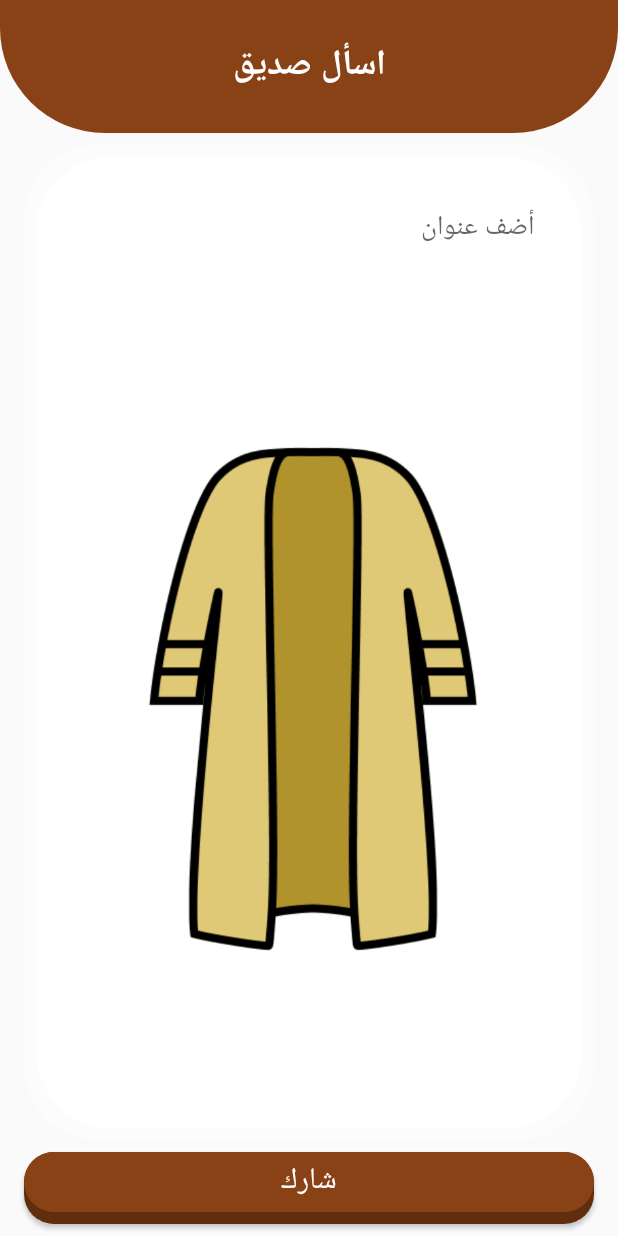
After one commit to anas-stuff/Heritage-word-game-project, an Android app: the ShareActivity screen opened directly, with no data from a screen before it, on a phone screen of 412 x 824 dp. The commit adds this screen. Run offline under Robolectric (Android 15) with nearby library versions, the phone set to English and light mode, and no system bars.

Commit message:
Add a valid share activity

```diff
--- a/app/build.gradle
+++ b/app/build.gradle
@@ -22,6 +22,7 @@ dependencies {
     implementation fileTree(dir: 'libs', include: ['*.jar'])
     implementation 'androidx.appcompat:appcompat:1.1.0-alpha04'
     implementation 'androidx.constraintlayout:constraintlayout:1.1.3'
+    implementation 'com.google.android.material:material:1.4.0'
     testImplementation 'junit:junit:4.12'
     androidTestImplementation 'androidx.test:runner:1.2.0-alpha05'
     androidTestImplementation 'androidx.test.espresso:espresso-core:3.2.0-alpha05'
--- a/app/src/main/AndroidManifest.xml
+++ b/app/src/main/AndroidManifest.xml
@@ -9,6 +9,9 @@
             android:roundIcon="@mipmap/ic_launcher_round"
             android:supportsRtl="true"
             android:theme="@style/AppTheme">
+        <activity
+                android:name=".ShareActivity"
+                android:exported="true" />
         <activity android:name=".MainActivity">
             <intent-filter>
                 <action android:name="android.intent.action.MAIN" />
--- /dev/null
+++ b/app/src/main/java/com/barmej/culturalwords/ShareActivity.java
@@ -0,0 +1,14 @@
+package com.barmej.culturalwords;
+
+import androidx.appcompat.app.AppCompatActivity;
+
+import android.os.Bundle;
+
+public class ShareActivity extends AppCompatActivity {
+
+    @Override
+    protected void onCreate(Bundle savedInstanceState) {
+        super.onCreate(savedInstanceState);
+        setContentView(R.layout.activity_share);
+    }
+}
--- a/app/src/main/res/layout/activity_share.xml
+++ b/app/src/main/res/layout/activity_share.xml
@@ -1,10 +1,9 @@
 <?xml version="1.0" encoding="utf-8"?>
 <androidx.constraintlayout.widget.ConstraintLayout xmlns:android="http://schemas.android.com/apk/res/android"
+        xmlns:tools="http://schemas.android.com/tools"
         xmlns:app="http://schemas.android.com/apk/res-auto"
-        xmlns:tools="http://schemas.android.com/tools"
         android:layout_width="match_parent"
         android:layout_height="match_parent"
-        android:background="@color/brownLight"
         tools:context=".ShareActivity">
 
     <TextView
@@ -72,4 +71,5 @@
             app:layout_constraintEnd_toEndOf="parent"
             app:layout_constraintStart_toStartOf="parent"
             app:layout_constraintTop_toBottomOf="@+id/linearLayout" />
+
 </androidx.constraintlayout.widget.ConstraintLayout>
```
Also changed, not shown: app/src/main/java/com/barmej/culturalwords/MainActivity.java (+7 -4 lines). Lines whose indentation alone changed are shown as unchanged.
